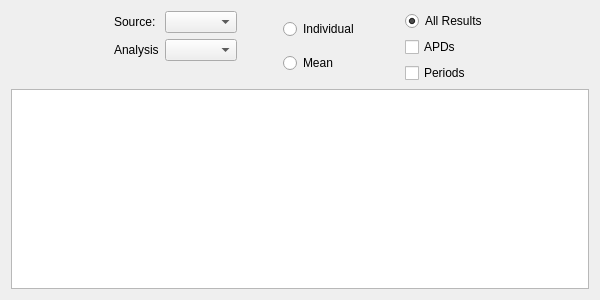
This is src/ui/KairoSightWidgetExportCopyPaste.ui in kairosight/KairoSight as Qt 5 draws it before an edit. The edited form follows.
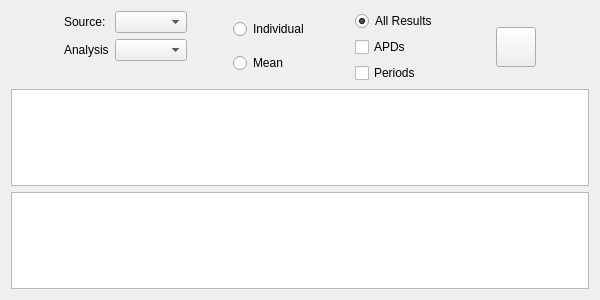
This is the edited form. Icons and pictures are not drawn.

Commit message: Building export functions

The edit to the form file:
```diff
--- a/src/ui/KairoSightWidgetExportCopyPaste.ui
+++ b/src/ui/KairoSightWidgetExportCopyPaste.ui
@@ -162,11 +162,59 @@
        </property>
       </spacer>
      </item>
+     <item>
+      <widget class="QPushButton" name="pushButtonCopy">
+       <property name="minimumSize">
+        <size>
+         <width>40</width>
+         <height>40</height>
+        </size>
+       </property>
+       <property name="maximumSize">
+        <size>
+         <width>100</width>
+         <height>16777215</height>
+        </size>
+       </property>
+       <property name="text">
+        <string/>
+       </property>
+       <property name="icon">
+        <iconset>
+         <normaloff>../../../../Desktop/1617354-essentials/svg/052-duplicate.svg</normaloff>../../../../Desktop/1617354-essentials/svg/052-duplicate.svg</iconset>
+       </property>
+       <property name="iconSize">
+        <size>
+         <width>25</width>
+         <height>25</height>
+        </size>
+       </property>
+       <property name="shortcut">
+        <string>Ctrl+C</string>
+       </property>
+      </widget>
+     </item>
+     <item>
+      <spacer name="horizontalSpacer_5">
+       <property name="orientation">
+        <enum>Qt::Horizontal</enum>
+       </property>
+       <property name="sizeHint" stdset="0">
+        <size>
+         <width>40</width>
+         <height>20</height>
+        </size>
+       </property>
+      </spacer>
+     </item>
     </layout>
    </item>
    <item>
     <widget class="QTableView" name="tableViewResults"/>
    </item>
+   <item>
+    <widget class="QTableWidget" name="tableWidgetResults"/>
+   </item>
   </layout>
  </widget>
  <resources/>
```
The commit also changes 5 other files.
